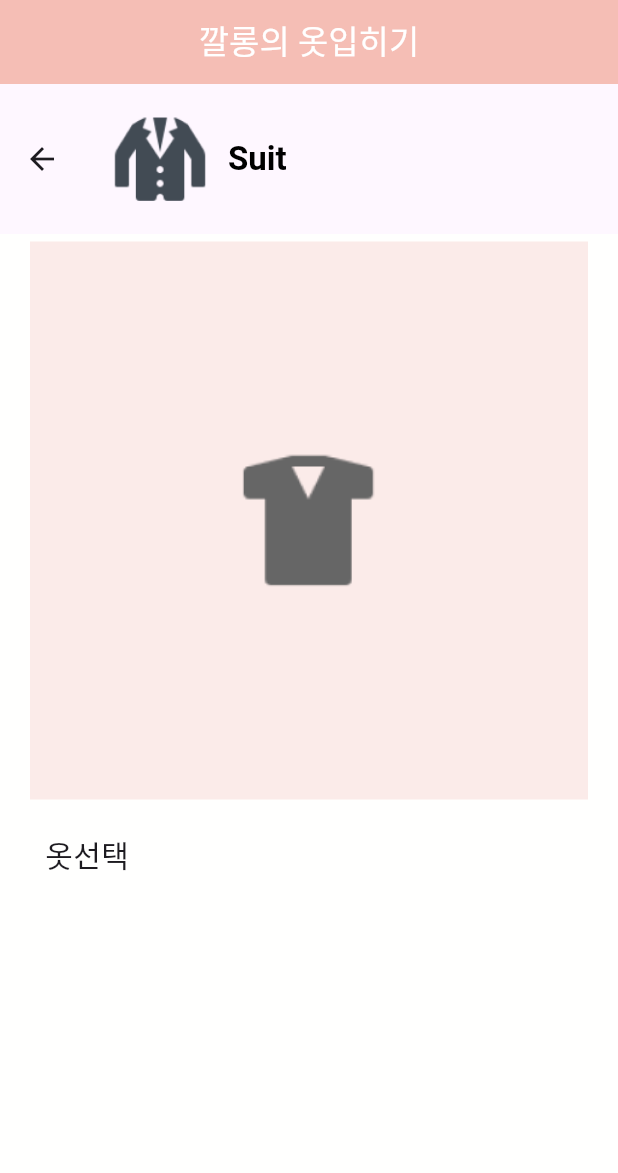
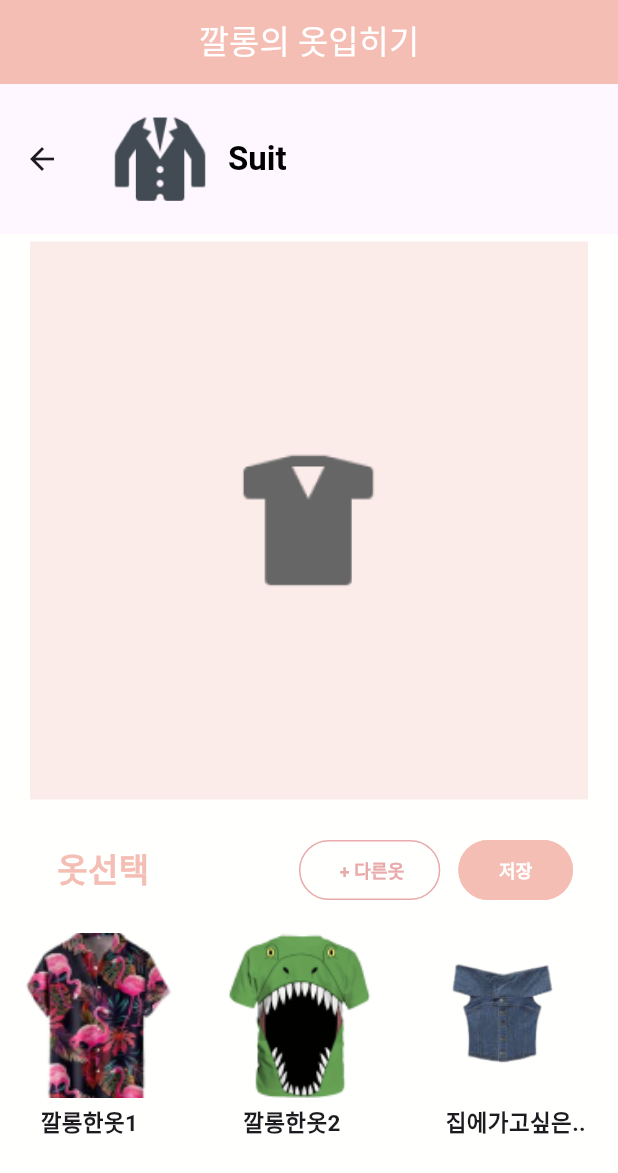
Before and after one commit to keystore2077/SSAFY_kkalong, a Flutter app: the ChoiceCloth screen opened directly, on a phone screen of 412 x 824 dp. Shown: the top 1173 px of the screen. Run offline on Flutter 3.47's test engine with Material 3 defaults, Android fonts, the phone set to English and light mode, and no system bars; our stand-ins replace image_picker.

Commit message:
옷선택슬라이드 에러수정

```diff
--- a/frontend/lib/avata/choicecloth.dart
+++ b/frontend/lib/avata/choicecloth.dart
@@ -1,5 +1,6 @@
 import 'package:flutter/material.dart';
 import '../avata/clothslide.dart';
+import 'package:image_picker/image_picker.dart';
 
 // import 'package:flutter_mycloset/category/categoryselect.dart';
 
@@ -61,27 +62,6 @@ class ChoiceClothState extends State<ChoiceCloth> {
           SliverList(
             delegate: SliverChildListDelegate(
               [
-                // AppBar(
-                //   toolbarHeight: 100,
-                //   // centerTitle: true,
-                //   title: const Text(
-                //     'TOP',
-                //     style: TextStyle(
-                //       fontSize: 22,
-                //       color: Color.fromARGB(255, 0, 0, 0),
-                //       fontWeight: FontWeight.w600,
-                //     ),
-                //   ),
-                //   leading: Padding(
-                //     padding: const EdgeInsets.fromLTRB(25.0, 0, 0,
-                //         0), // padding을 적절히 조절하여 이미지의 크기와 위치를 변경할 수 있습니다.
-                //     child: Image.asset(
-                //       'Assets/Image/logo.png',
-                //       width: 150.0, // 원하는 너비 값을 설정
-                //       height: 150.0, // 원하는 높이 값을 설정
-                //     ), // 여기에 원하는 이미지 경로를 넣으세요.
-                //   ),
-                // ),
                 AppBar(
                   toolbarHeight: 100,
                   title: Row(
@@ -145,72 +125,98 @@ class ChoiceClothState extends State<ChoiceCloth> {
               ),
             ),
           ),
-          const SliverToBoxAdapter(
+          SliverToBoxAdapter(
             child: Padding(
-              padding: EdgeInsets.fromLTRB(30, 2, 10, 2),
-              child: Column(
-                mainAxisSize: MainAxisSize.min,
+              padding: const EdgeInsets.fromLTRB(30, 2, 10, 0),
+              // child: Row(
+              //   mainAxisSize: MainAxisSize.min,
+              //   children: [
+              //     SizedBox(
+              //       width: 400,
+              //       child: Text(
+              //         '옷선택',
+              //         style: TextStyle(fontSize: 20),
+              //       ),
+              //     ),
+              //     SizedBox(
+              //       width: 400,
+              //       child: Text(
+              //         '옷선택',
+              //         style: TextStyle(fontSize: 20),
+              //       ),
+              //     ),
+              //   ],
+              // ),
+              child: Row(
+                mainAxisAlignment: MainAxisAlignment.spaceBetween,
                 children: [
-                  SizedBox(
-                    width: 400,
+                  const Padding(
+                    padding: EdgeInsets.fromLTRB(8, 0, 0, 12),
                     child: Text(
                       '옷선택',
-                      style: TextStyle(fontSize: 20),
+                      style: TextStyle(
+                        fontSize: 22,
+                        fontWeight: FontWeight.w700,
+                        color: Color(0xFFF5BEB5),
+                      ),
                     ),
                   ),
-                  SizedBox(height: 10),
-                  // SizedBox(
-                  //   width: double.infinity,
-                  //   height: 150,
-                  //   child: Row(
-                  //     mainAxisAlignment: MainAxisAlignment.spaceEvenly,
-                  //     children: List<Widget>.from(
-                  //         (clomenue["list"] ?? []).map<Widget>((item) {
-                  //       return GestureDetector(
-                  //         onTap: () {},
-                  //         child: Column(
-                  //           children: <Widget>[
-                  //             Image.asset(
-                  //               item["image"] ?? 'Assets/Image/logo.png',
-                  //               width: 60,
-                  //               height: 100,
-                  //             ),
-                  //             const SizedBox(height: 5),
-                  //             Text(item["name"] ?? 'Unknown'),
-                  //           ],
-                  //         ),
-                  //       );
-                  //     })),
-                  //   ),
-                  // )
-
-                  // SizedBox(
-                  //   width: double.infinity,
-                  //   height: 150,
-                  //   child: Row(
-                  //     mainAxisAlignment: MainAxisAlignment.spaceEvenly,
-                  //     children: List<Widget>.from(
-                  //         (clomenue["list"] ?? []).map<Widget>((item) {
-                  //       return Column(
-                  //         children: <Widget>[
-                  //           Image.asset(
-                  //             item["image"] ?? 'Assets/Image/logo.png',
-                  //             width: 60,
-                  //             height: 100,
-                  //           ),
-                  //           const SizedBox(
-                  //               height:
-                  //                   5), // const 키워드를 제거했지만 이는 필수적인 변경은 아닙니다.
-                  //           Text(item["name"] ?? 'Unknown'),
-                  //         ],
-                  //       );
-                  //     })),
-                  //   ),
-                  // )
+                  const Spacer(),
+                  Padding(
+                      padding: const EdgeInsets.fromLTRB(30, 1, 10, 10),
+                      child: OutlinedButton(
+                        onPressed: () {},
+                        style: OutlinedButton.styleFrom(
+                          // backgroundColor: const Color.fromARGB(255, 250, 250, 250),
+                          foregroundColor:
+                              const Color.fromARGB(255, 232, 170, 170),
+                          side: const BorderSide(
+                              color: Color.fromARGB(255, 232, 170, 170),
+                              width:
+                                  1.0), // Adjusting border color and thickness
+                          shape: RoundedRectangleBorder(
+                            borderRadius:
+                                BorderRadius.circular(20.0), // 원하는 각진 정도로 설정
+                          ),
+                          // 다른 스타일 속성들
+                        ),
+                        child: const Text(
+                          ' + 다른옷',
+                          style: TextStyle(
+                            fontSize: 12,
+                            fontWeight: FontWeight.w600,
+                          ),
+                        ),
+                      )),
+                  Padding(
+                    padding: const EdgeInsets.fromLTRB(2, 1, 20, 10),
+                    child: OutlinedButton(
+                      onPressed: () {},
+                      style: OutlinedButton.styleFrom(
+                        backgroundColor: const Color(0xFFF5BEB5),
+                        foregroundColor: Colors.white,
+                        side: const BorderSide(
+                            color: Color(0xFFF5BEB5), width: 1.0),
+                        shape: RoundedRectangleBorder(
+                          borderRadius:
+                              BorderRadius.circular(20.0), // 원하는 각진 정도로 설정
+                        ),
+                        // 다른 스타일 속성들
+                      ),
+                      child: const Text(
+                        ' 저장 ',
+                        style: TextStyle(
+                          fontSize: 12,
+                          fontWeight: FontWeight.w600,
+                        ),
+                      ),
+                    ),
+                  )
                 ],
               ),
             ),
           ),
+          const ClothSlide()
         ],
       ),
     );
--- a/frontend/lib/main.dart
+++ b/frontend/lib/main.dart
@@ -90,9 +90,7 @@ import 'package:flutter_mycloset/user/mypage.dart';
 // import 'package:animated_splash_screen/animated_splash_screen.dart';
 import '../user/login.dart';
 // import '../user/mypage.dart';
-import '../user/nampage.dart';
 import './reafeat/bottom.dart';
-import './reafeat/splash.dart';
 import './closet/mycloset.dart';
 import './closet/closetdetail.dart';
 import './category/category.dart';
```
Also changed, not shown: frontend/lib/avata/clothslide.dart (+40 -40 lines), frontend/Assets/Image/exshirts.png (added), frontend/Assets/Image/exshirts2.png (added), frontend/Assets/Image/exshirts3.png (added).
